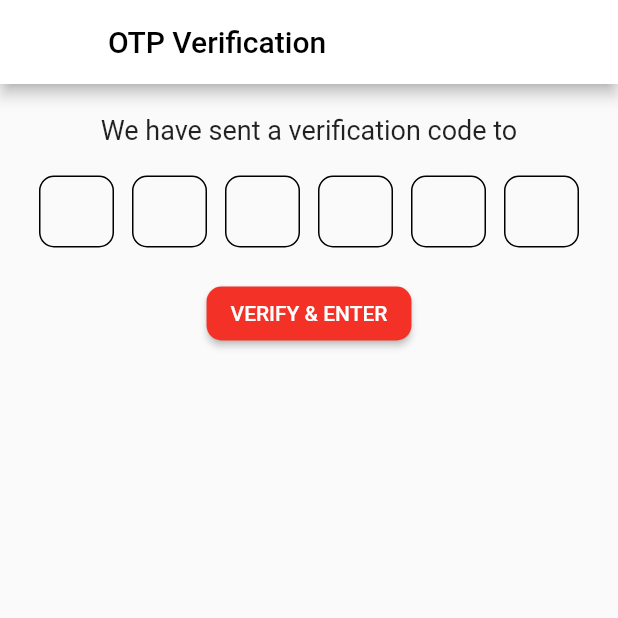
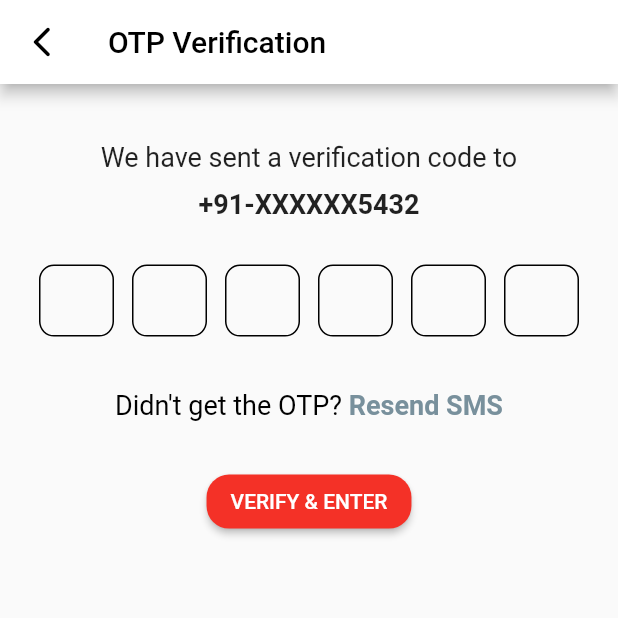
Before and after one commit to AyusHSahU1506/Assignment-3-Foodie, a Flutter app: the screen it shows after launch, after a tap on "Continue", on a phone screen of 412 x 824 dp, the top half of it. Run offline on Flutter 3.47's test engine with Material 2 defaults, Android fonts, the phone set to English and light mode, and no system bars; drawn by our look-alikes of otp_text_field.

Commit message:
Please enter the commit message for your changes. Lines starting  with '' will be ignored, and an empty message aborts the commit.
 On branch main
 Your branch is up to date with 'origin/main'.

 Changes to be committed:
	new file:   fonts/Inder-Regular.ttf
	modified:   lib/OtpScreen.dart
	modified:   lib/SignInScreen.dart
	modified:   macos/Flutter/GeneratedPluginRegistrant.swift
	modified:   pubspec.lock
	modified:   pubspec.yaml

```diff
--- a/lib/OtpScreen.dart
+++ b/lib/OtpScreen.dart
@@ -24,32 +24,50 @@ class _OTPPageState extends State<otpScreen> {
   Widget build(BuildContext context) {
     return Scaffold(
       appBar: AppBar(
+          leading: const Icon(
+            Icons.arrow_back_ios_new_rounded,
+            color: Colors.black,
+          ),
           title: const Text(
             'OTP Verification',
             style: TextStyle(color: Colors.black),
           ),
           backgroundColor: Colors.white),
-      body: Column(
+      body: LayoutBuilder(
+        builder: (context, constraints) {
+          double w = constraints.maxWidth;
+          double h = constraints.maxHeight;
+          return Column(
             children: [
-          const SizedBox(
-            height: 20,
+              SizedBox(
+                height: h * .05,
               ),
               const Text(
                 "We have sent a verification code to",
-            style: TextStyle(fontSize: 18, fontWeight: FontWeight.w400),
+                style: TextStyle(
+                  fontSize: 18,
+                  fontWeight: FontWeight.w400,
+                ),
+              ),
+              const SizedBox(
+                height: 10,
+              ),
+              const Text(
+                "+91-XXXXXX5432",
+                style: TextStyle(fontSize: 18, fontWeight: FontWeight.w600),
               ),
               Padding(
-            padding: const EdgeInsets.symmetric(horizontal: 20, vertical: 20),
+                padding:
+                    const EdgeInsets.symmetric(horizontal: 20, vertical: 30),
                 child: OTPTextField(
                   fieldStyle: FieldStyle.box,
                   otpFieldStyle: OtpFieldStyle(
                     focusBorderColor: Colors.black,
                     enabledBorderColor: Colors.black,
                   ),
-              // isDense: true,
                   inputFormatter: [FilteringTextInputFormatter.digitsOnly],
                   length: 6,
-              width: MediaQuery.of(context).size.width,
+                  width: w,
                   fieldWidth: 50,
                   style: const TextStyle(
                     fontSize: 20,
@@ -64,12 +82,34 @@ class _OTPPageState extends State<otpScreen> {
                   },
                 ),
               ),
+              const SizedBox(
+                height: 5,
+              ),
+              RichText(
+                text: TextSpan(
+                  text: "Didn't get the OTP? ",
+                  style: const TextStyle(
+                      fontSize: 18,
+                      fontWeight: FontWeight.w400,
+                      color: Colors.black),
+                  children: <TextSpan>[
+                    TextSpan(
+                        text: 'Resend SMS',
+                        style: TextStyle(
+                            fontWeight: FontWeight.w600,
+                            color: Colors.blueGrey.shade400)),
+                  ],
+                ),
+              ),
+              const SizedBox(
+                height: 30,
+              ),
               ElevatedButton(
                 onPressed: () {},
                 style: ElevatedButton.styleFrom(
                   backgroundColor: const Color(0xfff43127),
                   shape: RoundedRectangleBorder(
-                borderRadius: BorderRadius.circular(10),
+                    borderRadius: BorderRadius.circular(15),
                   ),
                 ),
                 child: const Text(
@@ -77,6 +117,8 @@ class _OTPPageState extends State<otpScreen> {
                 ),
               ),
             ],
+          );
+        },
       ),
     );
   }
--- a/lib/SignInScreen.dart
+++ b/lib/SignInScreen.dart
@@ -11,13 +11,14 @@ class SignInScreen extends StatefulWidget {
 class _SignInScreenState extends State<SignInScreen> {
   @override
   Widget build(BuildContext context) {
-    double w = MediaQuery.of(context).size.width;
-    double h = MediaQuery.of(context).size.height;
-
     return Scaffold(
       resizeToAvoidBottomInset: true,
       backgroundColor: Colors.white,
-      body: SingleChildScrollView(
+      body: LayoutBuilder(builder: (context, constraints) {
+        double w = constraints.maxWidth;
+        double h = constraints.maxHeight;
+
+        return SingleChildScrollView(
           child: Column(
             children: [
               Container(
@@ -67,7 +68,8 @@ class _SignInScreenState extends State<SignInScreen> {
                 height: 10,
               ),
               Padding(
-              padding: const EdgeInsets.symmetric(horizontal: 25, vertical: 10),
+                padding:
+                    const EdgeInsets.symmetric(horizontal: 25, vertical: 10),
                 child: Row(
                   children: [
                     Container(
@@ -78,7 +80,8 @@ class _SignInScreenState extends State<SignInScreen> {
                           width: 1,
                           color: Colors.blueGrey,
                         ),
-                      borderRadius: const BorderRadius.all(Radius.circular(10)),
+                        borderRadius:
+                            const BorderRadius.all(Radius.circular(10)),
                       ),
                       child: Padding(
                         padding: const EdgeInsets.all(11.0),
@@ -96,7 +99,8 @@ class _SignInScreenState extends State<SignInScreen> {
                           width: 1,
                           color: Colors.blueGrey,
                         ),
-                      borderRadius: const BorderRadius.all(Radius.circular(10)),
+                        borderRadius:
+                            const BorderRadius.all(Radius.circular(10)),
                       ),
                       child: Padding(
                         padding: const EdgeInsets.symmetric(horizontal: 5),
@@ -137,7 +141,8 @@ class _SignInScreenState extends State<SignInScreen> {
                     },
                     child: const Text(
                       "Continue",
-                    style: TextStyle(fontSize: 18, fontWeight: FontWeight.w600),
+                      style:
+                          TextStyle(fontSize: 18, fontWeight: FontWeight.w600),
                     )),
               ),
               const SizedBox(
@@ -212,7 +217,8 @@ class _SignInScreenState extends State<SignInScreen> {
               )
             ],
           ),
-      ),
+        );
+      }),
     );
   }
 }
--- a/pubspec.yaml
+++ b/pubspec.yaml
@@ -7,9 +7,11 @@ environment:
   sdk: '>=3.1.0 <4.0.0'
 
 dependencies:
+  chewie: ^1.7.1
   flutter:
     sdk: flutter
   otp_text_field: ^1.1.3
+  video_player: ^2.7.1
 
 dev_dependencies:
   flutter_test:
@@ -26,3 +28,6 @@ flutter:
   # - family: Inter
   #   fonts:
   #     - asset: assets/fonts/Inter-VariableFont_slnt,wght.ttf
+  # - family: Inder
+  #   fonts:
+  #     - asset: assets/fonts/Inder-Regular.ttf
```
Also changed, not shown: fonts/Inder-Regular.ttf (added), pubspec.lock, 1 other file. Lines whose indentation alone changed are shown as unchanged.
